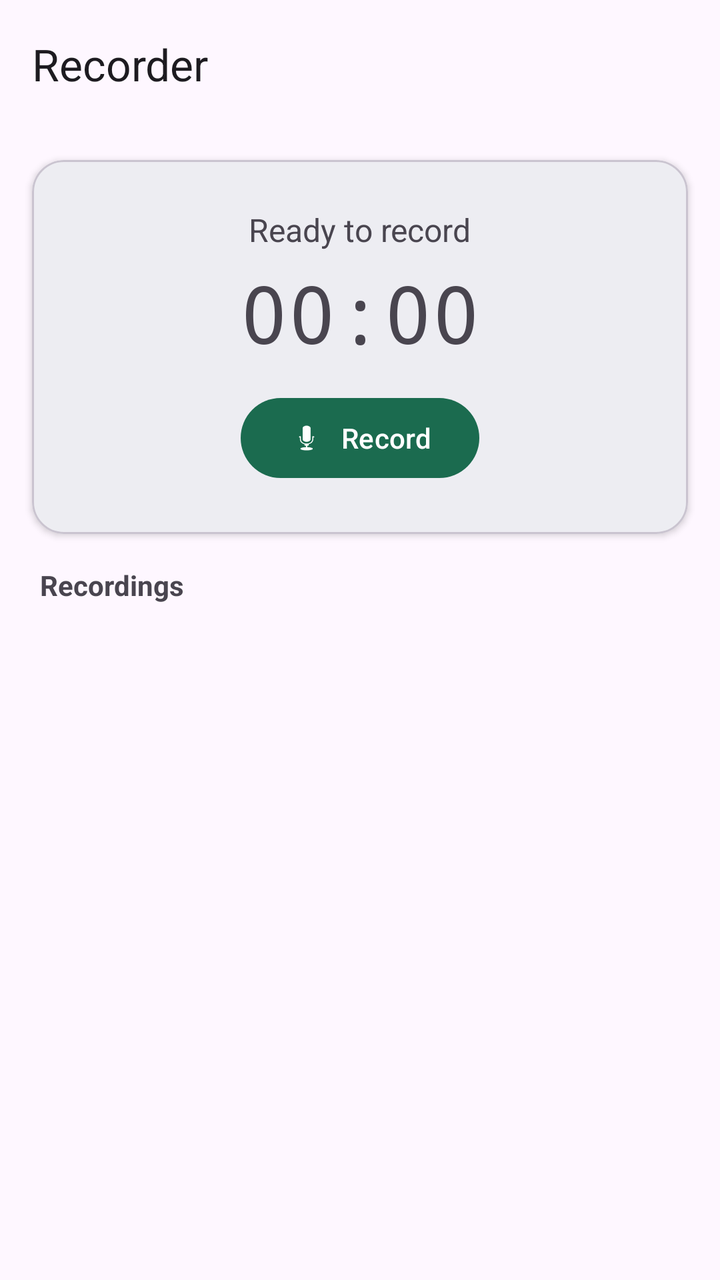
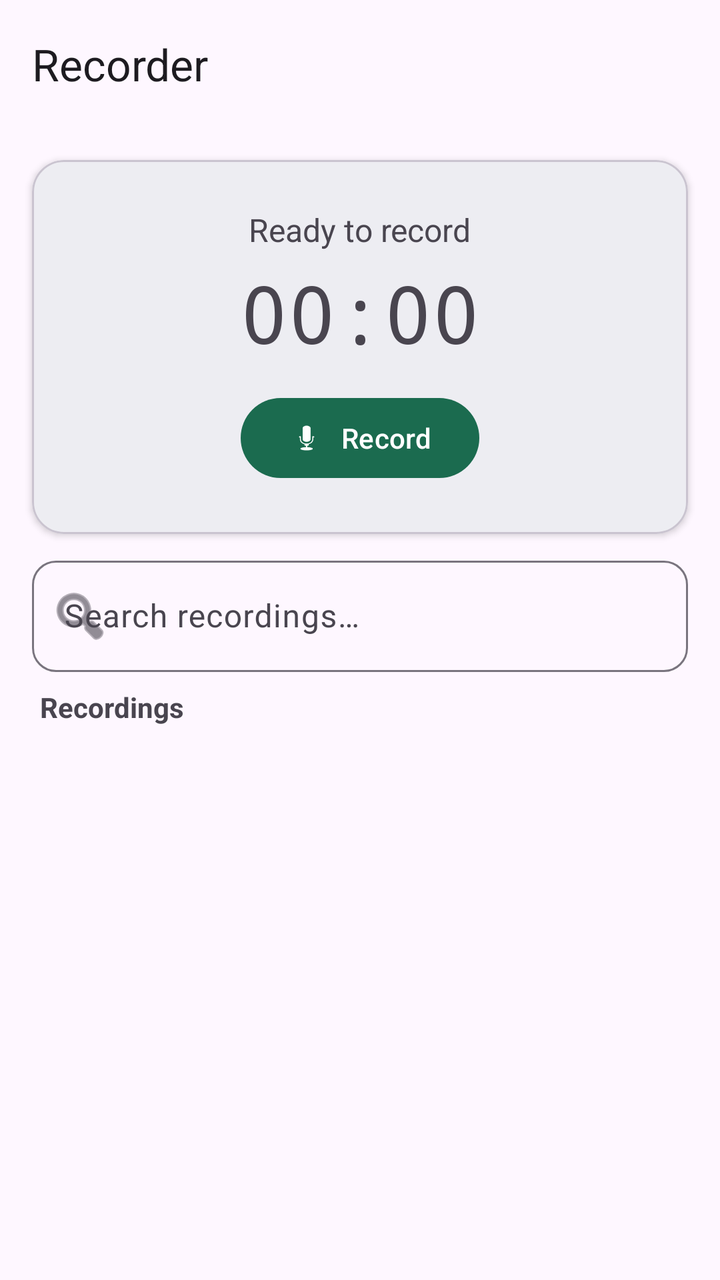

The first picture is an Android layout as it rendered before a commit; the second is the same layout after the commit. The layout source and the unified diff follow.
<!-- AndroidManifest.xml: application theme Theme.Recorder -->
<!-- res/layout/activity_main.xml -->
<?xml version="1.0" encoding="utf-8"?>
<androidx.constraintlayout.widget.ConstraintLayout
    xmlns:android="http://schemas.android.com/apk/res/android"
    xmlns:app="http://schemas.android.com/apk/res-auto"
    xmlns:tools="http://schemas.android.com/tools"
    android:layout_width="match_parent"
    android:layout_height="match_parent"
    tools:context=".MainActivity">

    <com.google.android.material.appbar.MaterialToolbar
        android:id="@+id/toolbar"
        android:layout_width="0dp"
        android:layout_height="?attr/actionBarSize"
        android:background="?attr/colorSurface"
        app:title="@string/app_name"
        app:layout_constraintTop_toTopOf="parent"
        app:layout_constraintStart_toStartOf="parent"
        app:layout_constraintEnd_toEndOf="parent" />

    
    <com.google.android.material.card.MaterialCardView
        android:id="@+id/cardControls"
        android:layout_width="0dp"
        android:layout_height="wrap_content"
        android:layout_margin="16dp"
        app:cardElevation="2dp"
        app:cardCornerRadius="16dp"
        app:layout_constraintTop_toBottomOf="@id/toolbar"
        app:layout_constraintStart_toStartOf="parent"
        app:layout_constraintEnd_toEndOf="parent">

        <LinearLayout
            android:layout_width="match_parent"
            android:layout_height="wrap_content"
            android:orientation="vertical"
            android:gravity="center_horizontal"
            android:padding="24dp">

            <TextView
                android:id="@+id/tvStatus"
                android:layout_width="wrap_content"
                android:layout_height="wrap_content"
                android:text="@string/status_idle"
                android:textSize="16sp" />

            <TextView
                android:id="@+id/tvTimer"
                android:layout_width="wrap_content"
                android:layout_height="wrap_content"
                android:layout_marginTop="4dp"
                android:text="00:00"
                android:textSize="40sp"
                android:fontFamily="monospace" />

            <com.google.android.material.button.MaterialButton
                android:id="@+id/btnRecord"
                android:layout_width="wrap_content"
                android:layout_height="wrap_content"
                android:layout_marginTop="12dp"
                android:text="@string/record"
                app:icon="@android:drawable/ic_btn_speak_now" />

        </LinearLayout>
    </com.google.android.material.card.MaterialCardView>

    
    <TextView
        android:id="@+id/tvRecordings"
        android:layout_width="wrap_content"
        android:layout_height="wrap_content"
        android:layout_marginStart="20dp"
        android:layout_marginTop="16dp"
        android:text="@string/recordings"
        android:textSize="14sp"
        android:textStyle="bold"
        android:textColor="?android:textColorSecondary"
        app:layout_constraintTop_toBottomOf="@id/cardControls"
        app:layout_constraintStart_toStartOf="parent" />

    
    <TextView
        android:id="@+id/tvEmpty"
        android:layout_width="wrap_content"
        android:layout_height="wrap_content"
        android:text="@string/no_recordings"
        android:textSize="15sp"
        android:textColor="?android:textColorSecondary"
        android:visibility="gone"
        app:layout_constraintTop_toBottomOf="@id/tvRecordings"
        app:layout_constraintBottom_toBottomOf="parent"
        app:layout_constraintStart_toStartOf="parent"
        app:layout_constraintEnd_toEndOf="parent" />

    <androidx.recyclerview.widget.RecyclerView
        android:id="@+id/rvRecordings"
        android:layout_width="0dp"
        android:layout_height="0dp"
        android:layout_marginTop="8dp"
        android:clipToPadding="false"
        android:paddingBottom="16dp"
        app:layout_constraintTop_toBottomOf="@id/tvRecordings"
        app:layout_constraintBottom_toBottomOf="parent"
        app:layout_constraintStart_toStartOf="parent"
        app:layout_constraintEnd_toEndOf="parent" />

</androidx.constraintlayout.widget.ConstraintLayout>
<!-- resources referenced by this layout -->
<resources>
  <string name="app_name">Recorder</string>
  <string name="no_recordings">No recordings yet</string>
  <string name="record">Record</string>
  <string name="recordings">Recordings</string>
  <string name="status_idle">Ready to record</string>
  <style name="Theme.Recorder" parent="Theme.Material3.DayNight.NoActionBar">
          <item name="colorPrimary">@color/primary</item>
          <item name="colorOnPrimary">@color/on_primary</item>
          <item name="colorPrimaryContainer">@color/primary_container</item>
          <item name="colorOnPrimaryContainer">@color/on_primary_container</item>
      </style>
  <color name="primary">#1B6B4F</color>
  <color name="on_primary">#FFFFFF</color>
  <color name="primary_container">#A4F4CF</color>
  <color name="on_primary_container">#002116</color>
</resources>

<!-- the commit's change to res/layout/activity_main.xml (unified diff, before → after) -->
@@ -64,17 +64,45 @@
     </com.google.android.material.card.MaterialCardView>
 
     
+    <com.google.android.material.textfield.TextInputLayout
+        android:id="@+id/tilSearch"
+        android:layout_width="0dp"
+        android:layout_height="wrap_content"
+        android:layout_marginHorizontal="16dp"
+        android:layout_marginTop="8dp"
+        app:boxBackgroundMode="outline"
+        app:boxCornerRadiusBottomEnd="12dp"
+        app:boxCornerRadiusBottomStart="12dp"
+        app:boxCornerRadiusTopEnd="12dp"
+        app:boxCornerRadiusTopStart="12dp"
+        app:startIconDrawable="@android:drawable/ic_menu_search"
+        app:endIconMode="clear_text"
+        app:layout_constraintTop_toBottomOf="@id/cardControls"
+        app:layout_constraintStart_toStartOf="parent"
+        app:layout_constraintEnd_toEndOf="parent">
+
+        <com.google.android.material.textfield.TextInputEditText
+            android:id="@+id/etSearch"
+            android:layout_width="match_parent"
+            android:layout_height="wrap_content"
+            android:hint="@string/search_hint"
+            android:inputType="text"
+            android:maxLines="1" />
+
+    </com.google.android.material.textfield.TextInputLayout>
+
+    
     <TextView
         android:id="@+id/tvRecordings"
         android:layout_width="wrap_content"
         android:layout_height="wrap_content"
         android:layout_marginStart="20dp"
-        android:layout_marginTop="16dp"
+        android:layout_marginTop="8dp"
         android:text="@string/recordings"
         android:textSize="14sp"
         android:textStyle="bold"
         android:textColor="?android:textColorSecondary"
-        app:layout_constraintTop_toBottomOf="@id/cardControls"
+        app:layout_constraintTop_toBottomOf="@id/tilSearch"
         app:layout_constraintStart_toStartOf="parent" />
 
     
<!-- resource entries referenced after the edit -->
@@ -4,6 +4,7 @@
   <string name="no_recordings">No recordings yet</string>
   <string name="record">Record</string>
   <string name="recordings">Recordings</string>
+  <string name="search_hint">Search recordings…</string>
   <string name="status_idle">Ready to record</string>
   <style name="Theme.Recorder" parent="Theme.Material3.DayNight.NoActionBar">
           <item name="colorPrimary">@color/primary</item>
